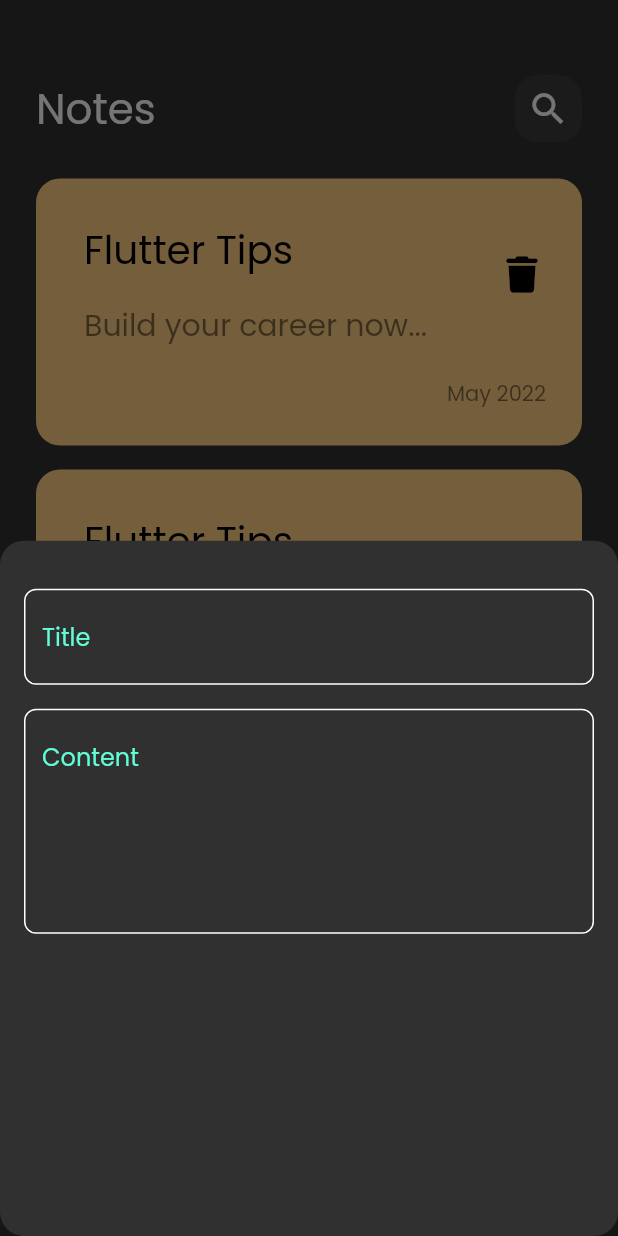
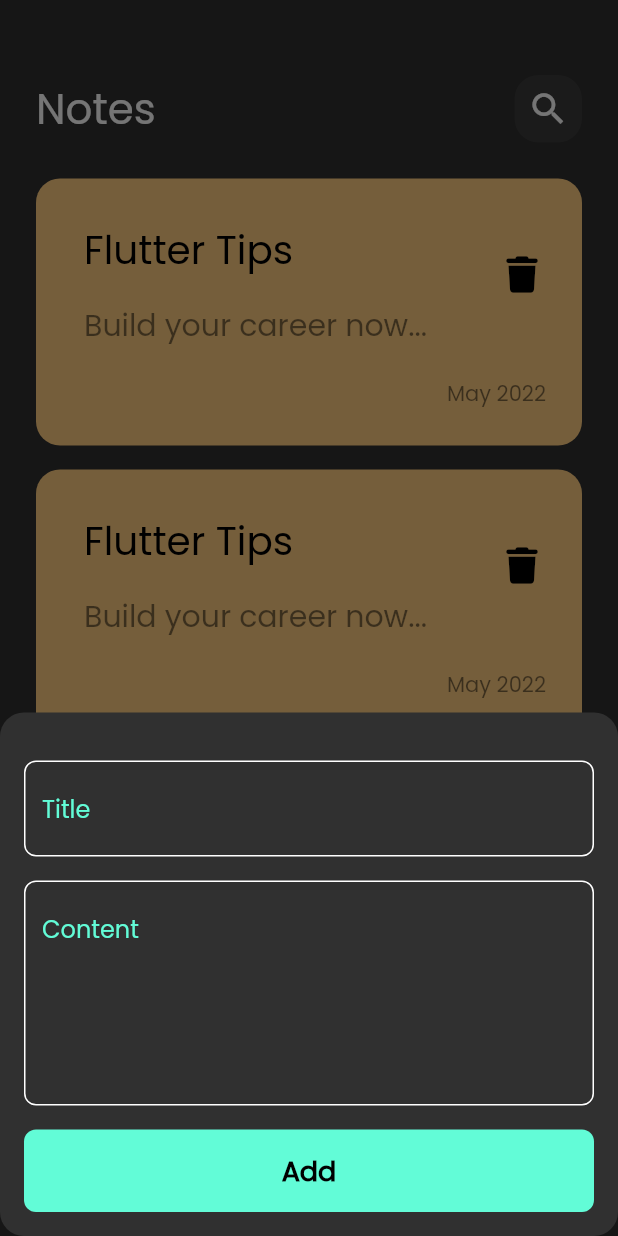
Before and after one commit to YoussefM50/notes_app_hive, a Flutter app: the screen it shows after launch, after a tap on the "add" icon, on a phone screen of 412 x 824 dp. Run offline on Flutter 3.47's test engine with Material 2 defaults, Android fonts, the phone set to English and light mode, and no system bars; our stand-ins replace font_awesome_flutter.

Commit message:
custom button and add it to bottom sheet

```diff
--- a/lib/views/widgets/add_bottom_model_sheet.dart
+++ b/lib/views/widgets/add_bottom_model_sheet.dart
@@ -1,4 +1,5 @@
 import 'package:flutter/material.dart';
+import 'package:notes_app_hive/views/widgets/custom_button.dart';
 import 'package:notes_app_hive/views/widgets/custom_text_fielsd.dart';
 
 class AddBottomModelSheet extends StatelessWidget {
@@ -8,6 +9,7 @@ class AddBottomModelSheet extends StatelessWidget {
   Widget build(BuildContext context) {
     return Padding(
       padding: const EdgeInsets.symmetric(horizontal: 16),
+      child: SingleChildScrollView(
         child: Column(
           children: const [
             SizedBox(
@@ -22,8 +24,16 @@ class AddBottomModelSheet extends StatelessWidget {
             CustomTextField(
               title: 'Content',
               maxlines: 5,
-          )
+            ),
+            SizedBox(
+              height: 16,
+            ),
+            CustomButton(),
+            SizedBox(
+              height: 16,
+            ),
           ],
+        ),
       ),
     );
   }
--- /dev/null
+++ b/lib/views/widgets/custom_button.dart
@@ -0,0 +1,23 @@
+import 'package:flutter/material.dart';
+import 'package:notes_app_hive/constants.dart';
+
+class CustomButton extends StatelessWidget {
+  const CustomButton({super.key});
+
+  @override
+  Widget build(BuildContext context) {
+    return Container(
+      width: MediaQuery.of(context).size.width,
+      height: 55,
+      decoration: BoxDecoration(
+          borderRadius: BorderRadius.circular(8), color: kPrimaryColor),
+      child: const Center(
+        child: Text(
+          'Add',
+          style: TextStyle(
+              color: Colors.black, fontWeight: FontWeight.bold, fontSize: 18),
+        ),
+      ),
+    );
+  }
+}
```
Lines whose indentation alone changed are shown as unchanged.
